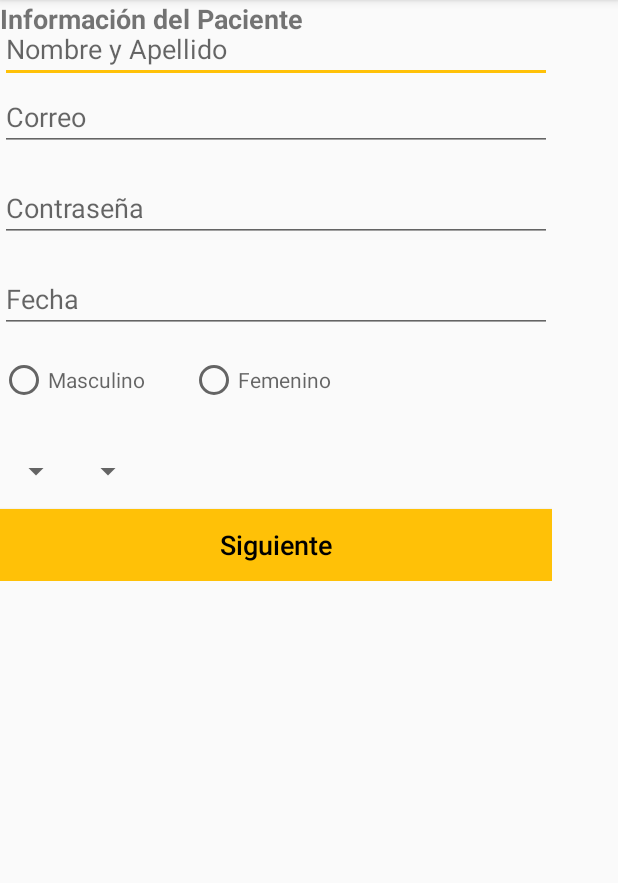
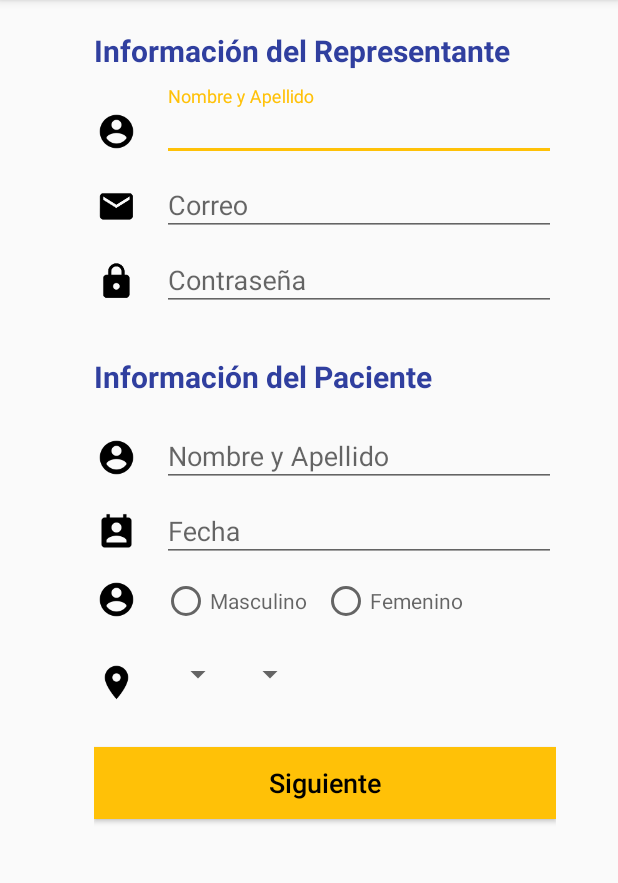
Before and after one commit to lnlindao/Insucontrol, an Android app: the RegistroActivity screen opened directly, with no data from a screen before it, on a phone screen of 412 x 824 dp, the part 84-967 px from its top. Run offline under Robolectric (Android 15) with nearby library versions, the light colour scheme and no system bars.

Commit message:
Material InfoRegistro ok
El tamaño de la pantalla no sé de donde lo toma pero está muy ancho

```diff
--- a/InsuControl/app/src/main/res/layout/activity_info_medica.xml
+++ b/InsuControl/app/src/main/res/layout/activity_info_medica.xml
@@ -35,12 +35,12 @@
             android:id="@+id/txtPeso"
             android:layout_width="100dp"
             android:layout_height="wrap_content"
-            android:layout_alignBottom="@+id/Peso"
-            android:layout_toLeftOf="@+id/txtMin"
-            android:layout_toStartOf="@+id/txtMin"
             android:hint="Kg"
             android:inputType="number"
-            android:textAlignment="center" />
+            android:textAlignment="center"
+            android:layout_alignBottom="@+id/Peso"
+            android:layout_alignRight="@+id/txtMax"
+            android:layout_alignEnd="@+id/txtMax" />
 
 
         <TextView
--- a/InsuControl/app/src/main/res/layout/activity_registro.xml
+++ b/InsuControl/app/src/main/res/layout/activity_registro.xml
@@ -7,103 +7,234 @@
     tools:context="com.example.espol.insucontrol.RegistroActivity">
 
     <RelativeLayout
-            android:layout_width="368dp"
-            android:layout_height="wrap_content">
+        android:layout_width="308dp"
+        android:layout_height="551dp"
+        app:layout_constraintHorizontal_bias="0.6"
+        app:layout_constraintLeft_toLeftOf="parent"
+        app:layout_constraintRight_toRightOf="parent"
+        tools:layout_editor_absoluteY="0dp">
 
         <TextView
             android:id="@+id/info"
             android:layout_width="wrap_content"
             android:layout_height="wrap_content"
-                android:text="Información del Paciente"
-                android:textSize="18sp"
-                android:layout_marginBottom="30dp"
-                android:layout_alignRight="@+id/btnLogin"
             android:layout_alignEnd="@+id/btnLogin"
             android:layout_alignLeft="@+id/btnLogin"
+            android:layout_alignRight="@+id/btnLogin"
             android:layout_alignStart="@+id/btnLogin"
+            android:layout_marginBottom="10dp"
+            android:layout_marginTop="20dp"
+            android:textColor="@color/colorPrimaryDark"
+            android:text="Información del Representante"
+            android:textSize="20sp"
             android:textStyle="bold" />
 
+        <TableRow
+            android:id="@+id/lineaUsuario"
+            android:layout_width="match_parent"
+            android:layout_height="50dp"
+            android:layout_below="@+id/info">
+
+            <ImageView
+                android:id="@+id/correoPwd"
+                android:layout_width="30dp"
+                android:layout_height="30dp"
+                android:layout_marginBottom="40dp"
+                android:layout_marginRight="15dp"
+                android:layout_marginTop="15dp"
+                android:src="@mipmap/ic_user" />
+
+            <android.support.design.widget.TextInputLayout
+                android:id="@+id/input_layout_txtUser"
+                android:layout_width="match_parent"
+                android:layout_height="50dp">
+
                 <EditText
-                android:layout_marginTop="10dp"
-                android:layout_alignParentTop="true"
+                    android:id="@+id/txtUser"
                     android:layout_width="match_parent"
                     android:layout_height="wrap_content"
-                android:id="@+id/txtUser"
-                android:layout_centerVertical="true"
-                android:layout_below="@+id/info"
-                android:maxLines="1"
-                android:layout_alignRight="@+id/btnLogin"
-                android:layout_alignEnd="@+id/btnLogin"
-                android:layout_alignLeft="@+id/btnLogin"
-                android:layout_alignStart="@+id/btnLogin"
-                android:hint="@string/user"/>
+                    android:layout_alignParentLeft="true"
+                    android:layout_alignParentStart="true"
+                    android:layout_alignTop="@+id/info"
+                    android:layout_centerHorizontal="true"
+                    android:layout_marginTop="20dp"
+                    android:hint="@string/user"
+                    android:maxLines="1" />
+            </android.support.design.widget.TextInputLayout>
+        </TableRow>
+
+        <TableRow
+            android:id="@+id/lineaCorreo"
+            android:layout_width="match_parent"
+            android:layout_height="50dp"
+            android:layout_below="@+id/lineaUsuario">
+
+            <ImageView
+                android:id="@+id/correoIco"
+                android:layout_width="30dp"
+                android:layout_height="30dp"
+                android:layout_marginRight="15dp"
+                android:layout_marginTop="15dp"
+                android:src="@mipmap/ic_mail" />
+
+            <android.support.design.widget.TextInputLayout
+                android:id="@+id/input_layout_txtCorreo"
+                android:layout_width="match_parent"
+                android:layout_height="50dp"
+                android:layout_centerHorizontal="true">
 
                 <EditText
-                android:hint="@string/correo"
+                    android:id="@+id/txtCorreo"
                     android:layout_width="match_parent"
                     android:layout_height="wrap_content"
+                    android:layout_alignParentLeft="true"
+                    android:layout_alignParentStart="true"
+                    android:hint="@string/correo"
+                    android:inputType="textEmailAddress"
+                    android:maxLines="1" />
+            </android.support.design.widget.TextInputLayout>
+        </TableRow>
+
+        <TableRow
+            android:id="@+id/lineaPwd"
+            android:layout_width="match_parent"
+            android:layout_height="50dp"
+            android:layout_below="@+id/lineaCorreo">
+
+            <ImageView
+                android:id="@+id/icoPwd"
+                android:layout_width="30dp"
+                android:layout_height="30dp"
+                android:layout_marginRight="15dp"
+                android:layout_marginTop="15dp"
+                android:src="@mipmap/ic_pwd" />
+
+            <android.support.design.widget.TextInputLayout
+                android:id="@+id/input_layout_txtPass"
+                android:layout_width="match_parent"
+                android:layout_height="50dp"
+                android:layout_centerHorizontal="true">
+
+                <EditText
                     android:id="@+id/txtPass"
-                android:inputType="textEmailAddress"
-                android:maxLines="1"
-                android:layout_centerVertical="true"
-                android:layout_below="@id/txtUser"
-                android:layout_alignRight="@+id/txtUser"
-                android:layout_alignEnd="@+id/txtUser"
-                android:layout_alignLeft="@+id/txtUser"
-                android:layout_alignStart="@+id/txtUser"
-                android:layout_marginBottom="15dp"
-                />
+                    android:layout_width="match_parent"
+                    android:layout_height="wrap_content"
+                    android:layout_alignParentLeft="true"
+                    android:layout_alignParentStart="true"
+                    android:layout_marginTop="10dp"
+                    android:hint="@string/pass"
+                    android:inputType="textPassword"
+                    android:maxLines="1" />
+            </android.support.design.widget.TextInputLayout>
+        </TableRow>
 
 
+        <TextView
+            android:id="@+id/infoPaciente"
+            android:layout_width="wrap_content"
+            android:layout_height="wrap_content"
+            android:layout_below="@+id/lineaPwd"
+            android:layout_marginBottom="10dp"
+            android:layout_marginTop="30dp"
+            android:text="Información del Paciente"
+            android:textColor="@color/colorPrimaryDark"
+            android:textSize="20sp"
+            android:textStyle="bold" />
+
+        <TableRow
+            android:id="@+id/lineaPaciente"
+            android:layout_width="match_parent"
+            android:layout_height="50dp"
+            android:layout_below="@+id/infoPaciente">
+
+            <ImageView
+                android:id="@+id/paciente"
+                android:layout_width="30dp"
+                android:layout_height="30dp"
+                android:layout_marginBottom="40dp"
+                android:layout_marginRight="15dp"
+                android:layout_marginTop="15dp"
+                android:src="@mipmap/ic_user" />
+
+            <android.support.design.widget.TextInputLayout
+                android:id="@+id/input_layout_txtUserPaciente"
+                android:layout_width="match_parent"
+                android:layout_height="50dp">
+
                 <EditText
-                android:hint="@string/pass"
+                    android:id="@+id/txtUserPaciente"
                     android:layout_width="match_parent"
                     android:layout_height="wrap_content"
-                android:inputType="textPassword"
-                android:id="@+id/txtCorreo"
-                android:maxLines="1"
-                android:layout_centerVertical="true"
-                android:layout_below="@id/txtPass"
-                android:layout_alignRight="@+id/txtUser"
-                android:layout_alignEnd="@+id/txtUser"
-                android:layout_alignLeft="@+id/txtUser"
-                android:layout_alignStart="@+id/txtUser"
-                android:layout_marginBottom="15dp"
-                />
+                    android:layout_alignParentLeft="true"
+                    android:layout_alignParentStart="true"
+                    android:layout_alignTop="@+id/info"
+                    android:layout_centerHorizontal="true"
+                    android:layout_marginTop="20dp"
+                    android:hint="@string/user"
+                    android:maxLines="1" />
+            </android.support.design.widget.TextInputLayout>
+        </TableRow>
+
+        <TableRow
+            android:id="@+id/lineaFecha"
+            android:layout_width="match_parent"
+            android:layout_height="50dp"
+            android:layout_below="@+id/lineaPaciente">
+
+            <ImageView
+                android:id="@+id/icoFecha"
+                android:layout_width="30dp"
+                android:layout_height="30dp"
+                android:layout_marginRight="15dp"
+                android:layout_marginTop="15dp"
+                android:src="@mipmap/ic_fecha" />
+
+            <android.support.design.widget.TextInputLayout
+                android:id="@+id/input_layout_txtFecha"
+                android:layout_width="match_parent"
+                android:layout_height="50dp"
+                android:layout_centerHorizontal="true">
 
                 <EditText
+                    android:id="@+id/txtFecha"
                     android:layout_width="match_parent"
                     android:layout_height="wrap_content"
-                android:inputType="textPassword"
-                android:layout_below="@id/txtCorreo"
-                android:id="@+id/txtFecha"
+                    android:layout_alignParentLeft="true"
+                    android:layout_alignParentStart="true"
+                    android:layout_below="@+id/txtPass"
                     android:hint="@string/fecha"
-                android:maxLines="1"
-                android:layout_centerVertical="true"
-                android:layout_alignRight="@+id/txtUser"
-                android:layout_alignEnd="@+id/txtUser"
-                android:layout_alignLeft="@+id/txtUser"
-                android:layout_alignStart="@+id/txtUser"
-                android:layout_marginBottom="15dp"
-                />
+                    android:inputType="date"
+                    android:maxLines="1" />
+            </android.support.design.widget.TextInputLayout>
+        </TableRow>
 
         <RadioGroup
             android:id="@+id/rdgenero"
             android:layout_width="match_parent"
             android:layout_height="wrap_content"
-                android:layout_below="@id/txtFecha"
-                android:layout_marginBottom="20dp"
+            android:layout_alignParentLeft="true"
+            android:layout_alignParentStart="true"
+            android:layout_below="@+id/lineaFecha"
+            android:layout_marginTop="10dp"
             android:orientation="horizontal">
+
+            <ImageView
+                android:id="@+id/icoGenero"
+                android:layout_width="30dp"
+                android:layout_height="30dp"
+                android:layout_marginBottom="10dp"
+                android:layout_marginRight="15dp"
+                android:src="@mipmap/ic_user" />
 
             <RadioButton
                 android:layout_width="wrap_content"
-                    android:layout_height="match_parent"
-                    android:layout_marginRight="30dp"
+                android:layout_height="wrap_content"
+                android:layout_marginRight="10dp"
                 android:hint="@string/m" />
 
             <RadioButton
                 android:layout_width="match_parent"
-                    android:layout_height="match_parent"
+                android:layout_height="wrap_content"
                 android:hint="@string/f" />
 
         </RadioGroup>
@@ -112,9 +243,18 @@
             android:id="@+id/layout"
             android:layout_width="match_parent"
             android:layout_height="wrap_content"
-                android:layout_below="@id/rdgenero"
-                android:orientation="horizontal"
-                >
+            android:layout_alignParentLeft="true"
+            android:layout_alignParentStart="true"
+            android:layout_below="@+id/rdgenero"
+            android:orientation="horizontal">
+
+            <ImageView
+                android:id="@+id/icoLugar"
+                android:layout_width="30dp"
+                android:layout_height="30dp"
+                android:layout_marginTop="15dp"
+                android:layout_marginRight="15dp"
+                android:src="@mipmap/ic_lugar" />
 
             <Spinner
                 android:id="@+id/spnProvincia"
@@ -131,19 +271,19 @@
         </LinearLayout>
 
         <Button
+            android:id="@+id/btnSig"
             android:layout_width="fill_parent"
             android:layout_height="wrap_content"
+            android:layout_alignParentLeft="true"
+            android:layout_alignParentStart="true"
+            android:layout_below="@+id/layout"
+            android:layout_marginTop="23dp"
+            android:background="@color/colorAccent"
+            android:nestedScrollingEnabled="true"
             android:text="@string/siguiente"
-                android:id="@+id/btnSig"
-                android:nestedScrollingEnabled="true"
-                android:background="@color/colorAccent"
             android:textAllCaps="false"
             android:textColor="@color/colorBlack"
-                android:textSize="18sp"
-                android:layout_below="@+id/layout"
-                android:layout_centerHorizontal="true" />
-
-
+            android:textSize="18sp" />
 
 
     </RelativeLayout>
```
Also changed, not shown: InsuControl/app/src/main/ic_fecha-web.png (added), InsuControl/app/src/main/ic_lugar-web.png (added), InsuControl/app/src/main/ic_user-web.png (added), InsuControl/app/src/main/res/mipmap-hdpi/ic_fecha.png (added), InsuControl/app/src/main/res/mipmap-hdpi/ic_lugar.png (added), InsuControl/app/src/main/res/mipmap-hdpi/ic_user.png (added), InsuControl/app/src/main/res/mipmap-mdpi/ic_fecha.png (added), InsuControl/app/src/main/res/mipmap-mdpi/ic_lugar.png (added), InsuControl/app/src/main/res/mipmap-mdpi/ic_user.png (added), InsuControl/app/src/main/res/mipmap-xhdpi/ic_fecha.png (added), InsuControl/app/src/main/res/mipmap-xhdpi/ic_lugar.png (added), InsuControl/app/src/main/res/mipmap-xhdpi/ic_user.png (added), InsuControl/app/src/main/res/mipmap-xxhdpi/ic_fecha.png (added), InsuControl/app/src/main/res/mipmap-xxhdpi/ic_lugar.png (added), 4 more files. Lines whose indentation alone changed are shown as unchanged.
